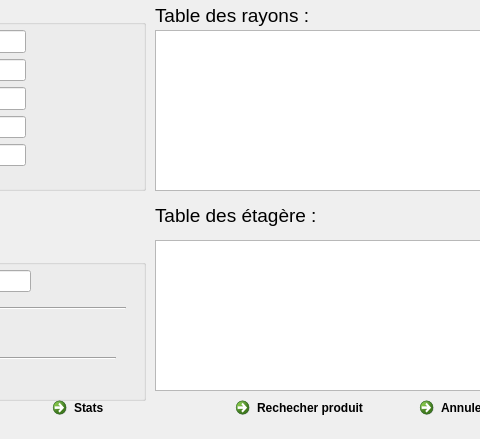
Above: Login/gestion_des_rayons.ui from Kaysharp42/Smart-library before the change; both pictures show x 215 to 695 and y 0 to 439 of the 802 by 439 pixel window. Below: the same form after it.
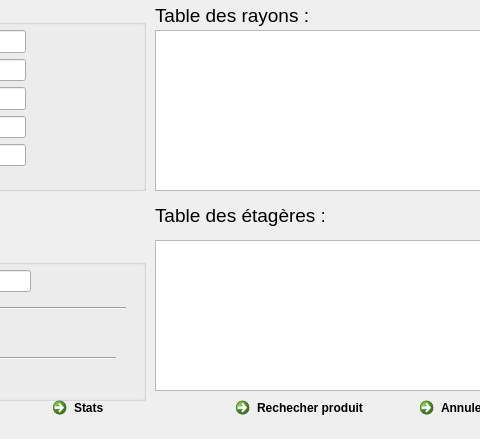
That is the form after the change. The open tabs and pages were chosen to show the change. Icons and pictures are not drawn.

Diff of the .ui file:
```diff
--- a/Login/gestion_des_rayons.ui
+++ b/Login/gestion_des_rayons.ui
@@ -1569,7 +1569,7 @@
       </font>
      </property>
      <property name="text">
-      <string>Table des étagère :</string>
+      <string>Table des étagères :</string>
      </property>
     </widget>
     <widget class="QGroupBox" name="groupBox_6">
```
Left out of the diff: 2 changed lines with no effect on the pictures.
